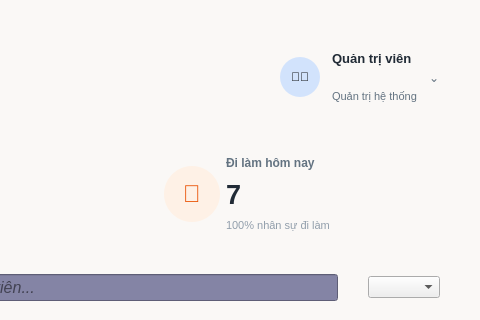
Before: the Qt Designer form src/view/Dashboard_View.ui in vttaan/OOP---Management-Application-Project, drawn with Qt 5; both pictures show x 800 to 1280 and y 0 to 320 of the 1280 by 800 pixel window.
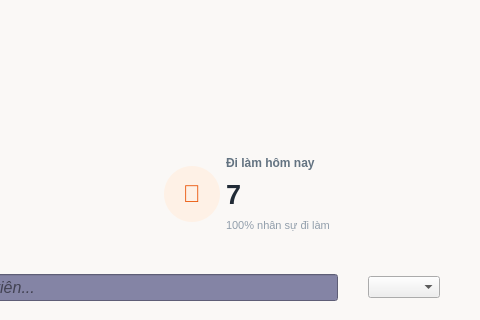
After: the same form once the commit is applied.

```diff
--- a/src/view/Dashboard_View.ui
+++ b/src/view/Dashboard_View.ui
@@ -32,8 +32,8 @@
     color: #637381;
     border: none;
     border-radius: 8px;
-    height: 45px;
-    margin: 5px 15px;
+    height: 40px;
+    margin: 2px 15px;
 }
 QPushButton.MenuButton:hover {
     background-color: #f4f6f8;
@@ -152,86 +152,6 @@
            </property>
           </spacer>
          </item>
-         <item>
-          <layout class="QHBoxLayout" name="horizontalLayout_UserInfo">
-           <property name="spacing">
-            <number>12</number>
-           </property>
-           <item>
-            <widget class="QLabel" name="lblAvatar">
-             <property name="minimumSize">
-              <size>
-               <width>40</width>
-               <height>40</height>
-              </size>
-             </property>
-             <property name="maximumSize">
-              <size>
-               <width>40</width>
-               <height>40</height>
-              </size>
-             </property>
-             <property name="styleSheet">
-              <string notr="true">background-color: #d2e3fc; border-radius: 20px;</string>
-             </property>
-             <property name="text">
-              <string>👨‍💼</string>
-             </property>
-             <property name="alignment">
-              <set>Qt::AlignmentFlag::AlignCenter</set>
-             </property>
-            </widget>
-           </item>
-           <item>
-            <layout class="QVBoxLayout" name="verticalLayout_UserDetails">
-             <property name="spacing">
-              <number>2</number>
-             </property>
-             <item>
-              <widget class="QLabel" name="lblUserName">
-               <property name="font">
-                <font>
-                 <pointsize>10</pointsize>
-                 <bold>true</bold>
-                </font>
-               </property>
-               <property name="styleSheet">
-                <string notr="true">color: #212b36;</string>
-               </property>
-               <property name="text">
-                <string>Quản trị viên</string>
-               </property>
-              </widget>
-             </item>
-             <item>
-              <widget class="QLabel" name="lblUserRole">
-               <property name="font">
-                <font>
-                 <pointsize>8</pointsize>
-                </font>
-               </property>
-               <property name="styleSheet">
-                <string notr="true">color: #637381;</string>
-               </property>
-               <property name="text">
-                <string>Quản trị hệ thống</string>
-               </property>
-              </widget>
-             </item>
-            </layout>
-           </item>
-           <item>
-            <widget class="QLabel" name="lblDropdown">
-             <property name="styleSheet">
-              <string notr="true">color: #637381;</string>
-             </property>
-             <property name="text">
-              <string>⌄</string>
-             </property>
-            </widget>
-           </item>
-          </layout>
-         </item>
         </layout>
        </item>
        <item>
```
Left out of the diff: 2 changed lines with no effect on the pictures.
